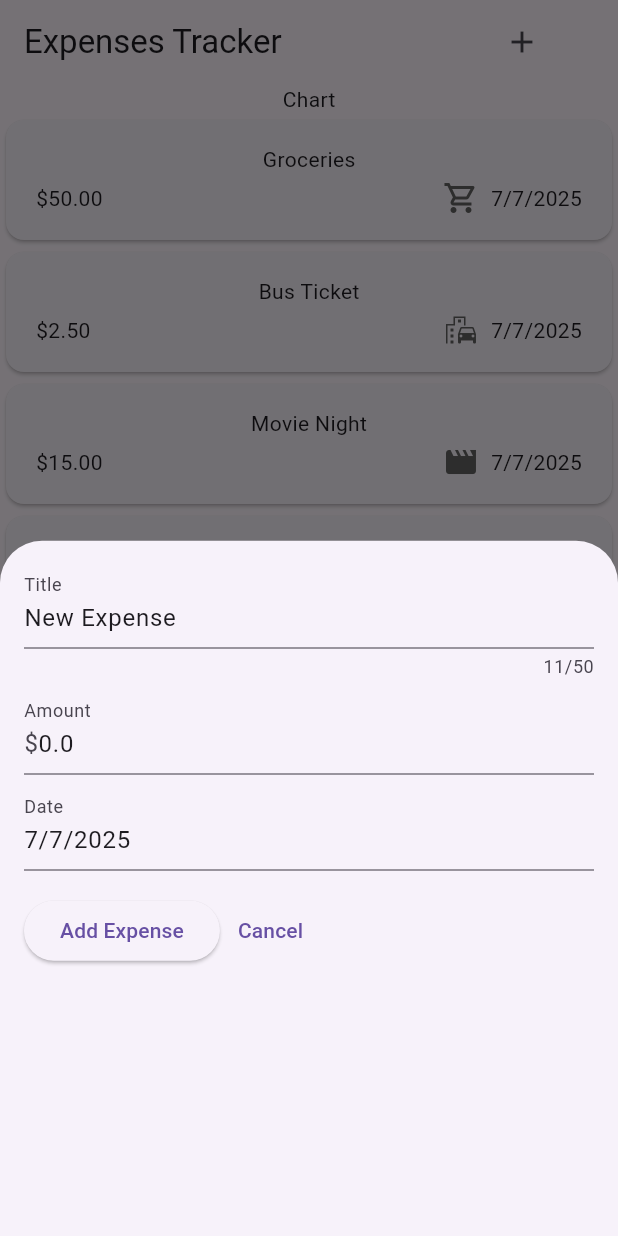
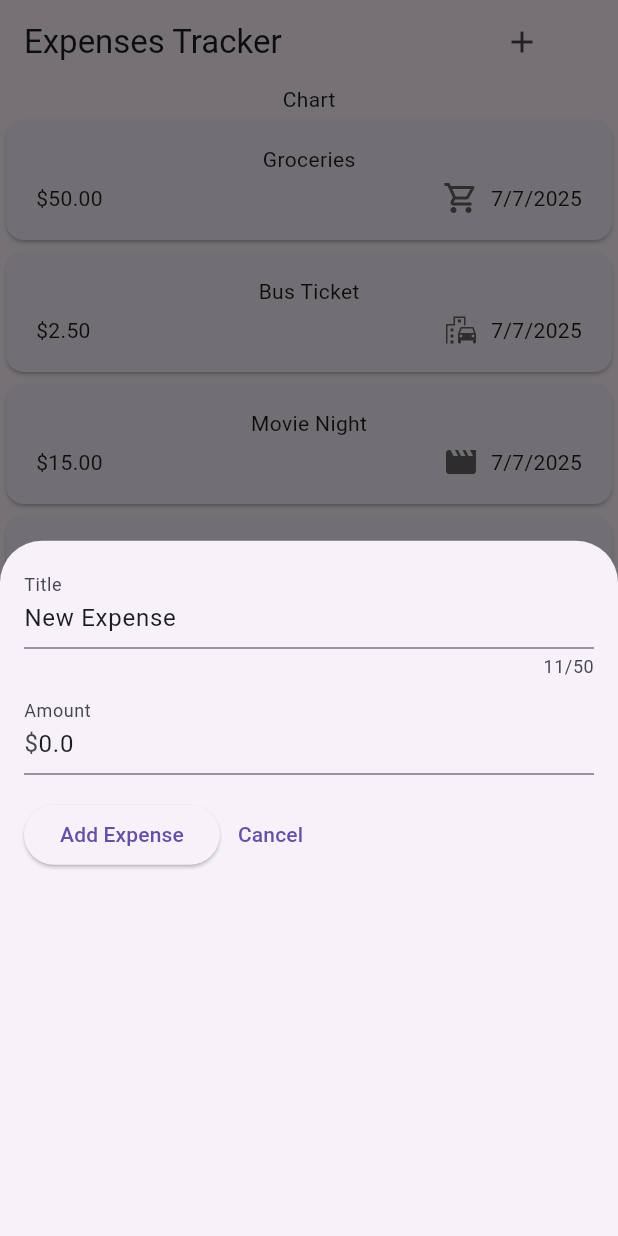
Before and after one commit to spinatose/expense_tracker, a Flutter app: the screen it shows after launch, after a tap on the "add" icon, on a phone screen of 412 x 824 dp. Run offline on Flutter 3.47's test engine with Material 3 defaults, Android fonts, the phone set to English and light mode, and no system bars.

Commit message:
trying to add some rows in the expense edit popup

```diff
--- a/lib/presentation/widgets/forms/expense_edit.dart
+++ b/lib/presentation/widgets/forms/expense_edit.dart
@@ -40,6 +40,8 @@ class _ExpenseEditState extends State<ExpenseEdit> {
             controller: titleController,
           ),
           const SizedBox(height: 8.0),
+          Row(children: [
+            Expanded(child:
               TextField(
                 decoration: const InputDecoration(
                   label: Text('Amount'),
@@ -49,14 +51,8 @@ class _ExpenseEditState extends State<ExpenseEdit> {
                 //onChanged: (value) => widget.amount = double.tryParse(value) ?? 0.0, // Update amount on change
                 controller: amountController,
               ),
-          const SizedBox(height: 8.0),
-          TextField(
-            decoration: const InputDecoration(labelText: 'Date'),
-            keyboardType: TextInputType.datetime,
-            //onChanged: (value) => widget.dateOfExpense = DateTime.tryParse(value) ?? DateTime.now(), // Update date on change
-            controller:
-                dateController, // Assuming dateFormatter is defined in the domain
             ),
+          ]),
           const SizedBox(height: 16.0),
           Row(
             children: [
```
Lines whose indentation alone changed are shown as unchanged.
